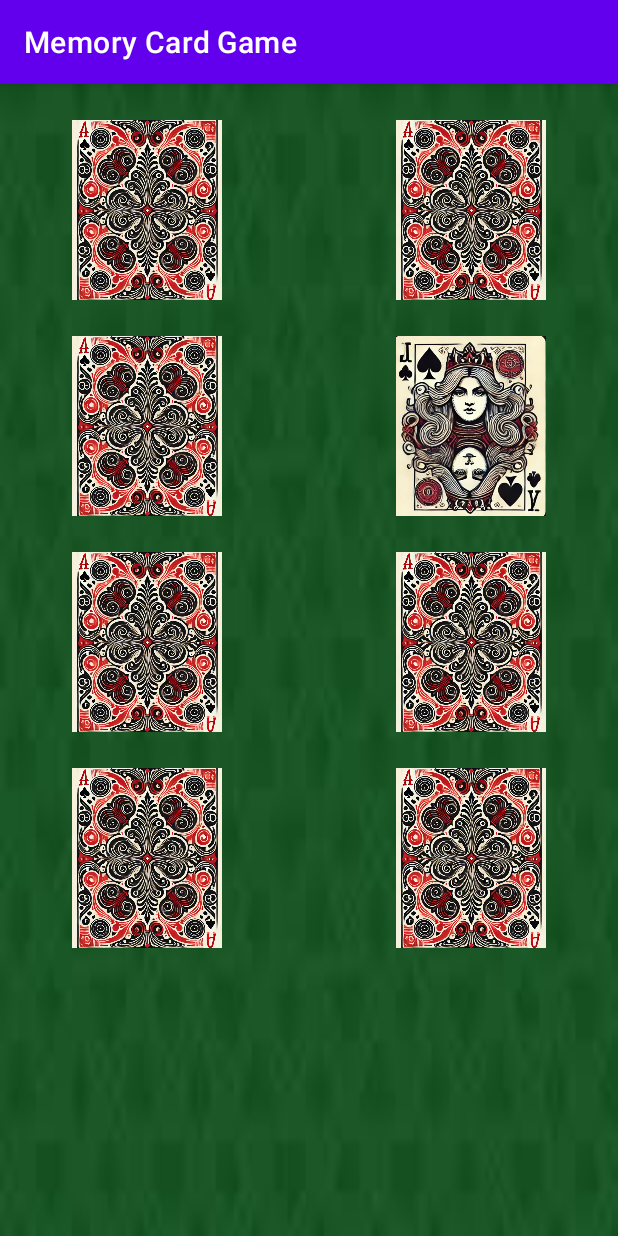
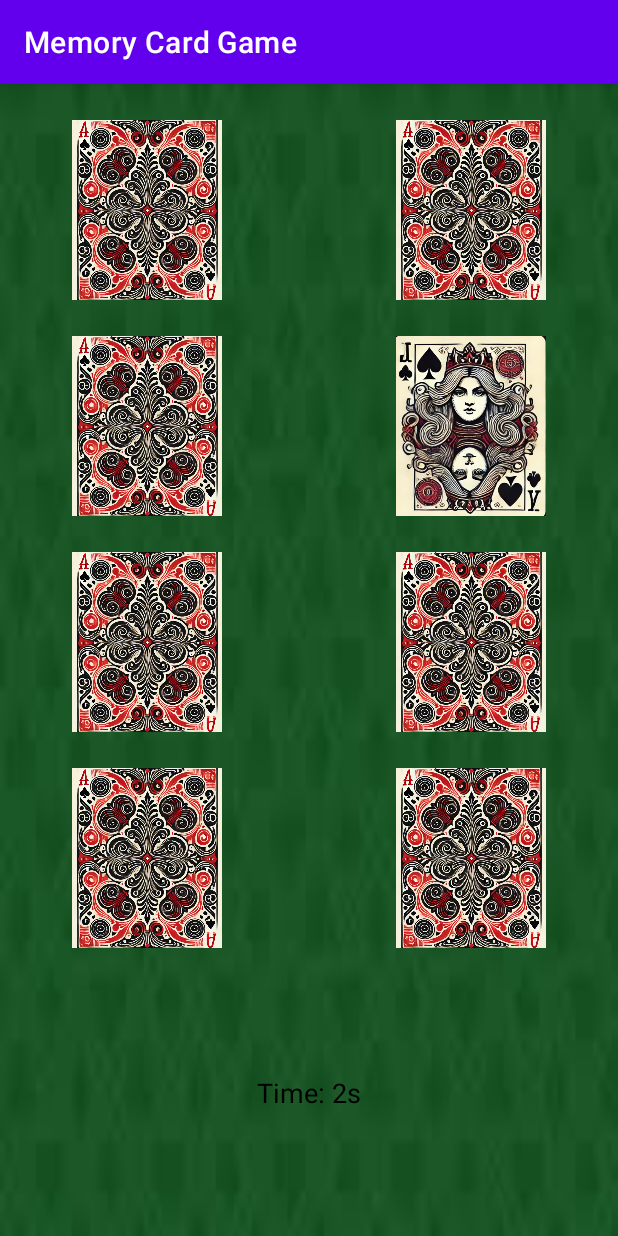
Before and after one commit to an-m1/EECS4443_MemoryGame, an Android app: the screen it shows after launch (GameActivity), after a tap on an icon or button, on a phone screen of 412 x 824 dp. Run offline under Robolectric (Android 15) with nearby library versions, the phone set to English and light mode, and no system bars.

Commit message:
Added timer

```diff
--- a/MemoryCardGame/app/src/main/java/com/example/memorycardgame/GameActivity.java
+++ b/MemoryCardGame/app/src/main/java/com/example/memorycardgame/GameActivity.java
@@ -3,9 +3,11 @@ package com.example.memorycardgame;
 import androidx.appcompat.app.AppCompatActivity;
 
 import android.os.Bundle;
+import android.os.Handler;
 import android.util.Log;
 import android.widget.ImageButton;
 import android.widget.Toast;
+import android.widget.TextView;
 
 import java.util.ArrayList;
 import java.util.Collections;
@@ -18,10 +20,29 @@ public class GameActivity extends AppCompatActivity {
     private List<MemoryCard> cards;
     private Integer indexOfSingleSelectedCard = null;
 
+    private int secondsElapsed = 0;
+    private boolean gameStarted = false;
+    private boolean gameFinished = false;
+
+    private TextView timerTextView;
+    private Handler timerHandler = new Handler();
+    private Runnable timerRunnable = new Runnable() {
+        @Override
+        public void run() {
+            if (!gameFinished) {
+                secondsElapsed++;
+                updateTimer();
+                timerHandler.postDelayed(this, 1000); // Update every second
+            }
+        }
+    };
+
     @Override
     protected void onCreate(Bundle savedInstanceState) {
         super.onCreate(savedInstanceState);
         setContentView(R.layout.activity_game);
+
+        timerTextView = findViewById(R.id.timerTextView);
 
         List<Integer> images = new ArrayList<>();
         images.add(R.drawable.facecard1);
@@ -52,6 +73,9 @@ public class GameActivity extends AppCompatActivity {
         for (int i = 0; i < buttons.size(); i++) {
             final int index = i;
             buttons.get(i).setOnClickListener(v -> {
+                if (!gameStarted) {
+                    startGame(); // Start the timer when the first move is made
+                }
                 Log.i(TAG, "button clicked!!");
                 // Update models
                 updateModels(index);
@@ -59,6 +83,15 @@ public class GameActivity extends AppCompatActivity {
                 updateViews();
             });
         }
+    }
+
+    private void startGame() {
+        gameStarted = true;
+        timerHandler.post(timerRunnable); // Start the timer
+    }
+
+    private void updateTimer() {
+        timerTextView.setText("Time: " + secondsElapsed + "s");
     }
 
     private void updateViews() {
@@ -69,6 +102,28 @@ public class GameActivity extends AppCompatActivity {
                 button.setAlpha(0.1f);
             }
             button.setImageResource(card.isFaceUp() ? card.getIdentifier() : R.drawable.back);
+        }
+
+        // Check if the game is finished
+        if (allCardsMatched()) {
+            finishGame();
+        }
+    }
+
+    private boolean allCardsMatched() {
+        for (MemoryCard card : cards) {
+            if (!card.isMatched()) {
+                return false;
+            }
+        }
+        return true;
+    }
+
+    private void finishGame() {
+        if (!gameFinished) {
+            gameFinished = true;
+            timerHandler.removeCallbacks(timerRunnable); // Stop the timer
+            Toast.makeText(this, "Congratulations! You finished the game in " + secondsElapsed + " seconds!", Toast.LENGTH_LONG).show();
         }
     }
 
--- a/MemoryCardGame/app/src/main/res/layout/activity_game.xml
+++ b/MemoryCardGame/app/src/main/res/layout/activity_game.xml
@@ -92,4 +92,19 @@
         app:layout_constraintEnd_toEndOf="@+id/imageButton6"
         app:layout_constraintTop_toTopOf="@+id/imageButton7"
         app:srcCompat="@drawable/back" />
+
+
+    <TextView
+        android:id="@+id/timerTextView"
+        android:layout_width="wrap_content"
+        android:layout_height="wrap_content"
+        android:layout_centerHorizontal="true"
+        android:gravity="center"
+        android:text="@string/timer"
+        android:textColor="@color/black"
+        android:textSize="18sp"
+        app:layout_constraintBottom_toBottomOf="parent"
+        app:layout_constraintEnd_toEndOf="parent"
+        app:layout_constraintStart_toStartOf="parent"
+        app:layout_constraintTop_toBottomOf="@id/imageButton8" />
 </androidx.constraintlayout.widget.ConstraintLayout>
--- a/MemoryCardGame/app/src/main/res/values/strings.xml
+++ b/MemoryCardGame/app/src/main/res/values/strings.xml
@@ -1,3 +1,4 @@
 <resources>
     <string name="app_name">Memory Card Game</string>
+    <string name="timer">Time: 0s</string>
 </resources>
```
